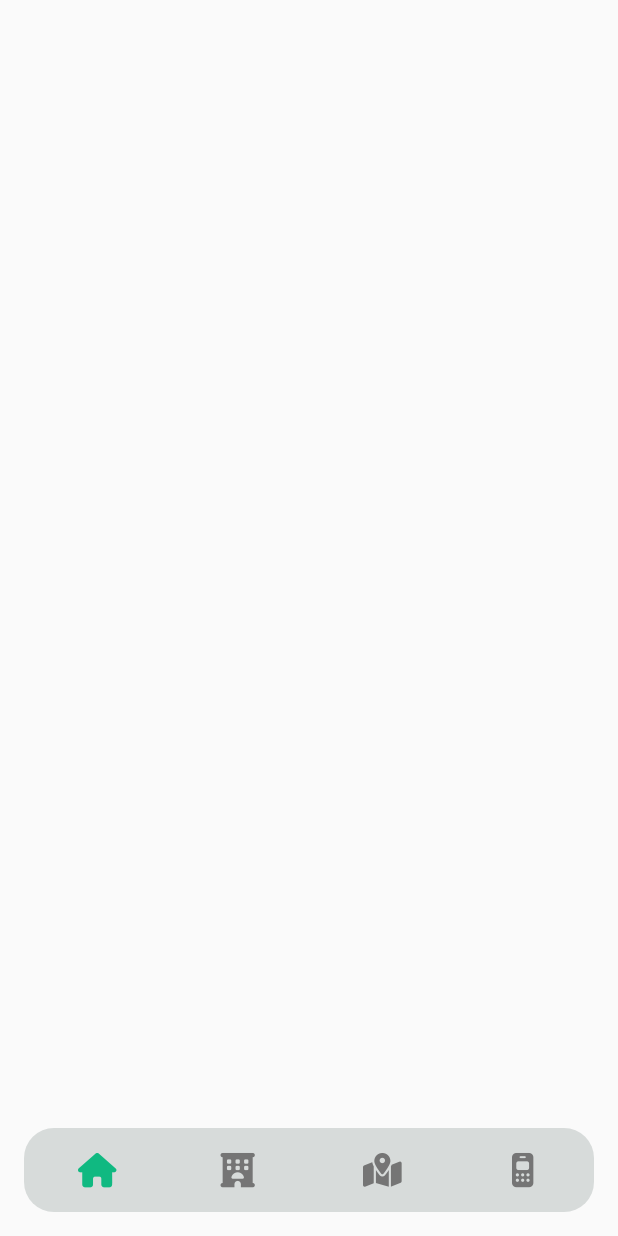
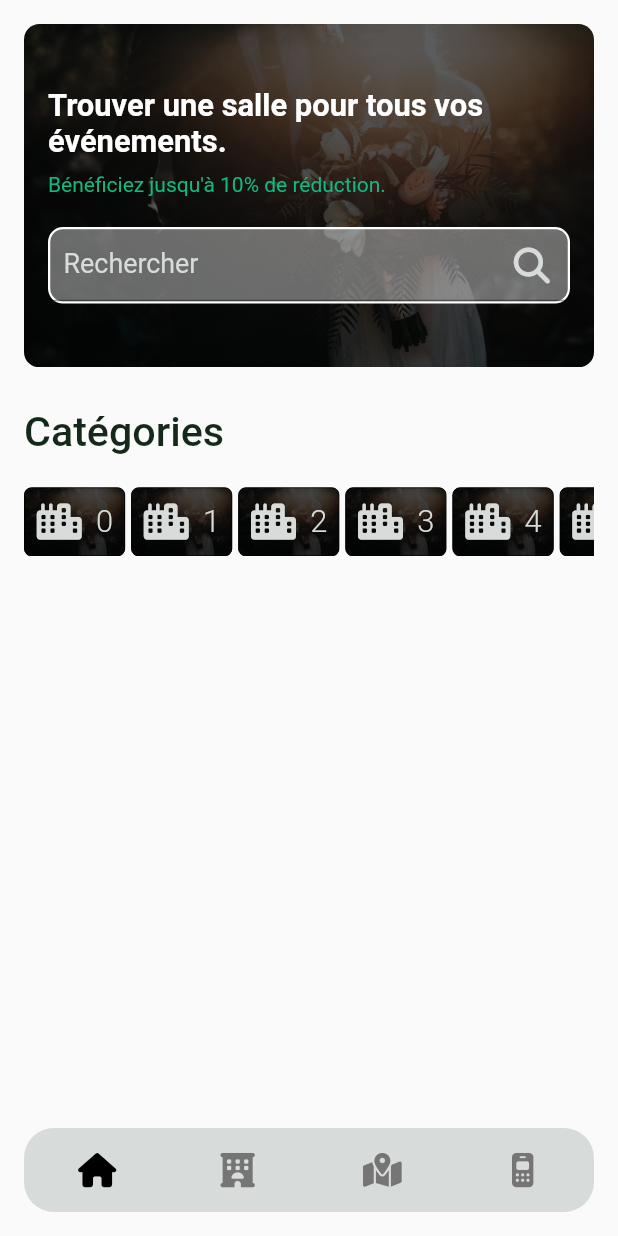
Before and after one commit to Domiynsbelhanda/location-salle, a Flutter app: the screen it shows after launch, on a phone screen of 412 x 824 dp. Run offline on Flutter 3.47's test engine with Material 2 defaults, Android fonts, the phone set to English and light mode, and no system bars; drawn by our look-alikes of custom_navigation_bar; our stand-ins replace font_awesome_flutter, google_fonts.

Commit message:
cateogie add to home

```diff
--- a/lib/main.dart
+++ b/lib/main.dart
@@ -77,7 +77,7 @@ class _Mapping extends State<Mapping>{
     return CustomNavigationBar(
       elevation: 0.0,
       iconSize: width(context) / 18,
-      selectedColor: primaryColor,
+      selectedColor: Colors.black,
       strokeColor: primaryColor,
       unSelectedColor: Colors.grey[600],
       backgroundColor: tertColor,
--- a/lib/views/HomePage.dart
+++ b/lib/views/HomePage.dart
@@ -1,4 +1,8 @@
 import 'package:flutter/material.dart';
+import 'package:font_awesome_flutter/font_awesome_flutter.dart';
+import 'package:google_fonts/google_fonts.dart';
+import 'package:place_event/functions/global_variable.dart';
+import 'package:place_event/widgets/categorie.dart';
 
 class HomePage extends StatefulWidget{
   @override
@@ -9,11 +13,128 @@ class HomePage extends StatefulWidget{
 }
 
 class _HomePage extends State<HomePage>{
+
+  TextEditingController search = new TextEditingController();
+
   @override
   Widget build(BuildContext context) {
     // TODO: implement build
     return Scaffold(
+      body: SingleChildScrollView(
+        child: Padding(
+          padding: const EdgeInsets.all(16.0),
+          child: Container(
+            child: Column(
+              crossAxisAlignment: CrossAxisAlignment.start,
+              children: [
+                Container(
+                  height: width(context) /1.8,
+                  width: double.maxFinite,
+                  decoration: BoxDecoration(
+                      image: DecorationImage(
+                        colorFilter: new ColorFilter.mode(Colors.black.withOpacity(0.6), BlendMode.darken),
+                        image: AssetImage("assets/images/bg.jpg"),
+                        fit: BoxFit.cover,
+                      ),
+                      borderRadius: BorderRadius.circular(width(context) / 40),
+                  ),
+                  child: Padding(
+                    padding: const EdgeInsets.all(16.0),
+                    child: Column(
+                      crossAxisAlignment: CrossAxisAlignment.start,
+                      mainAxisAlignment: MainAxisAlignment.center,
+                      children: [
+                        Text(
+                          'Trouver une salle pour tous vos événements.',
+                          style: TextStyle(
+                            fontSize: width(context) / 20,
+                            color: Colors.white,
+                            fontWeight: FontWeight.bold
+                          ),
+                        ),
 
+                        SizedBox(height: width(context) / 50),
+
+                        Text(
+                          'Bénéficiez jusqu\'à 10% de réduction.',
+                          style: TextStyle(
+                            color: primaryColor,
+                          ),
+                        ),
+
+                        SizedBox(height: width(context) / 20),
+
+                        Container(
+                          decoration: BoxDecoration(
+                            borderRadius: BorderRadius.circular(10.0),
+                            color: Colors.white.withOpacity(0.4),
+                            border: Border.all(
+                              color: Colors.white,
+                              style: BorderStyle.solid,
+                              width: 1.5,
+                            ),
+                          ),
+                          child: Expanded(
+                            child: TextField(
+                              controller: search,
+                              style: TextStyle(
+                                  color: tertColor,
+                                  fontSize: width(context) / 23
+                              ),
+                              decoration: InputDecoration(
+                                hintText: '  Rechercher',
+                                hintStyle: TextStyle(
+                                  color: tertColor,
+                                  fontSize: width(context) / 23
+                                ),
+                                suffixIcon: IconButton(
+                                  onPressed: (){},
+                                  icon: Icon(
+                                      FontAwesomeIcons.magnifyingGlass,
+                                    color: tertColor,
+                                  )
+                                )
+                              ),
+                            ),
+                          ),
+                        )
+                      ],
+                    ),
+                  )
+                ),
+
+                SizedBox(height: width(context) / 15),
+
+                Text(
+                  'Catégories',
+                  style: TextStyle(
+                    fontSize: width(context) / 15,
+                    fontWeight: FontWeight.w500,
+                    color: Color(0xff142919)
+                  ),
+                ),
+
+                SizedBox(height: width(context) / 20),
+
+                SizedBox( // Horizontal ListView
+                  height: width(context) / 9,
+                  child: ListView.builder(
+                    itemCount: 20,
+                    scrollDirection: Axis.horizontal,
+                    itemBuilder: (context, index) {
+                      return Padding(
+                        padding: const EdgeInsets.only(right: 4.0),
+                        child: categorieItem(context, '${index}'),
+                      );
+                    },
+                  ),
+                ),
+
+              ],
+            ),
+          ),
+        ),
+      ),
     );
   }
 }
--- /dev/null
+++ b/lib/widgets/categorie.dart
@@ -0,0 +1,49 @@
+import 'package:flutter/cupertino.dart';
+import 'package:flutter/material.dart';
+import 'package:font_awesome_flutter/font_awesome_flutter.dart';
+import 'package:google_fonts/google_fonts.dart';
+import 'package:place_event/functions/global_variable.dart';
+
+Widget categorieItem(context, title){
+  return Container(
+    decoration: BoxDecoration(
+      image: DecorationImage(
+        colorFilter: new ColorFilter.mode(Colors.black.withOpacity(0.7), BlendMode.luminosity),
+        image: AssetImage("assets/images/bg.jpg"),
+        fit: BoxFit.cover,
+      ),
+      borderRadius: BorderRadius.circular(5.0),
+      color: tertColor,
+      border: Border.all(
+        color: Colors.black,
+        style: BorderStyle.solid,
+        width: 0.5,
+      ),
+    ),
+    child: Padding(
+      padding: const EdgeInsets.all(8.0),
+      child: Row(
+        mainAxisAlignment: MainAxisAlignment.center,
+        crossAxisAlignment: CrossAxisAlignment.center,
+        children: [
+          Icon(
+            FontAwesomeIcons.city,
+            color: tertColor,
+          ),
+
+          SizedBox(width: 16.0,),
+          Text(
+              title,
+            style: TextStyle(
+              fontSize: width(context) / 20,
+              fontWeight: FontWeight.w300,
+              fontFamily: GoogleFonts.gothicA1().fontFamily,
+              color: tertColor,
+              letterSpacing: -1.0
+            ),
+          ),
+        ],
+      ),
+    ),
+  );
+}
```
Also changed, not shown: assets/images/bg.jpg (added).
